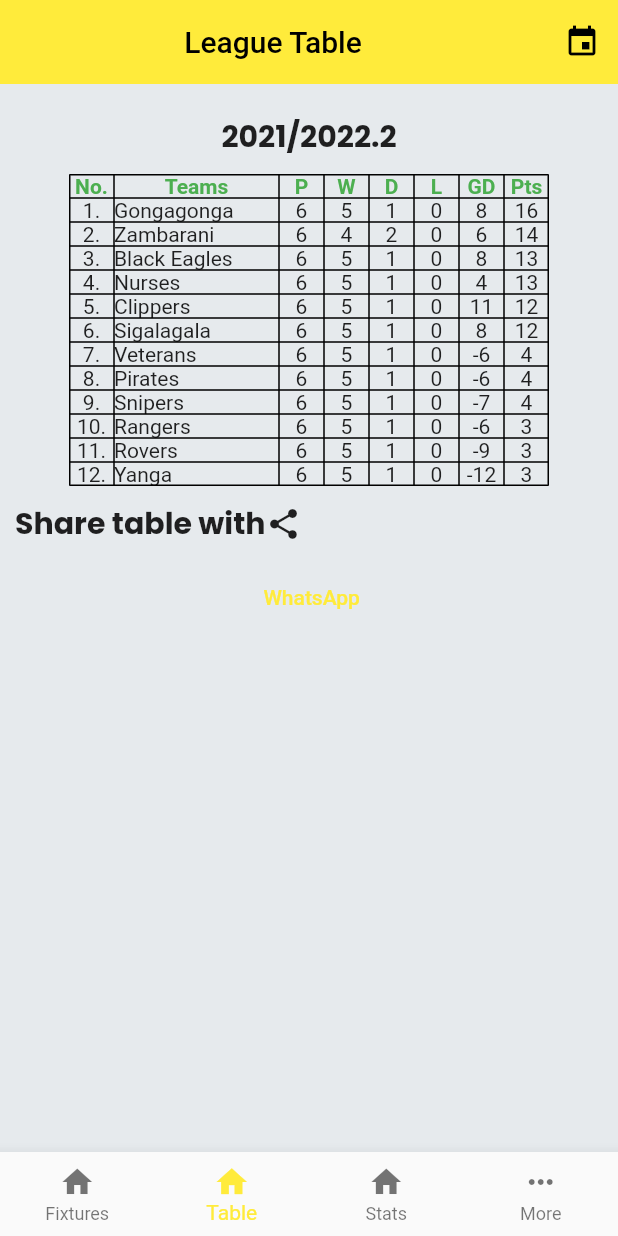
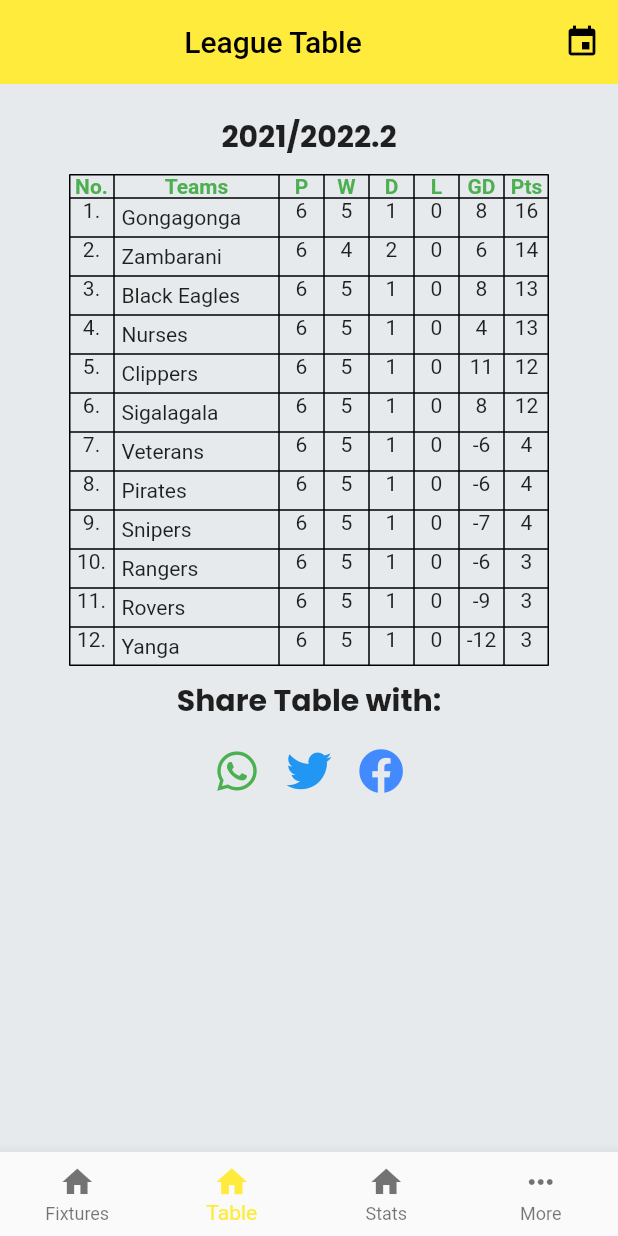
Before and after one commit to JohnM-Kahura/Baraton-Premeir-League, a Flutter app: the screen it shows after launch, item 2 of the bottom bar chosen, on a phone screen of 412 x 824 dp. Run offline on Flutter 3.47's test engine with Material 2 defaults, Android fonts, the phone set to English and light mode, and no system bars; our stand-ins replace font_awesome_flutter, google_fonts.

```diff
--- a/lib/pages/table.dart
+++ b/lib/pages/table.dart
@@ -1,5 +1,6 @@
 import 'package:bpl/config/global_colors.dart';
 import 'package:flutter/material.dart';
+import 'package:font_awesome_flutter/font_awesome_flutter.dart';
 
 class BPLTable extends StatefulWidget {
   const BPLTable({Key? key}) : super(key: key);
@@ -9,16 +10,19 @@ class BPLTable extends StatefulWidget {
 }
 
 class _BPLTableState extends State<BPLTable> {
-  bool showPreviousTables= false;
+  bool showPreviousTables = false;
   @override
   Widget build(BuildContext context) {
     return Scaffold(
       backgroundColor: backgroundColor,
-      appBar: AppBar(title:const Center(child: Text('League Table')), elevation: 0, actions: [
+      appBar: AppBar(
+          title: const Center(child: Text('League Table')),
+          elevation: 0,
+          actions: [
             IconButton(
               onPressed: () {
                 setState(() {
-              showPreviousTables=!showPreviousTables;
+                  showPreviousTables = !showPreviousTables;
                 });
               },
               icon: const Icon(Icons.event),
@@ -62,23 +66,61 @@ class _BPLTableState extends State<BPLTable> {
                   Text('GD', style: rowHeading, textAlign: center),
                   Text('Pts', style: rowHeading, textAlign: center),
                 ]),
-                entry('1.','Gongagonga','6','5', '1','0','8','16'),
-                entry('2.','Zambarani','6','4', '2','0','6','14'),
-                entry('3.','Black Eagles','6','5', '1','0','8','13'),
-                entry('4.','Nurses','6','5', '1','0','4','13'),
-                entry('5.','Clippers','6','5', '1','0','11','12'),
-                entry('6.','Sigalagala','6','5', '1','0','8','12'),
-                entry('7.','Veterans','6','5', '1','0','-6','4'),
-                entry('8.','Pirates','6','5', '1','0','-6','4'),
-                entry('9.','Snipers','6','5', '1','0','-7','4  '),
-                entry('10.','Rangers','6','5', '1','0','-6','3'),
-                entry('11.','Rovers','6','5', '1','0','-9','3'),
-                entry('12.','Yanga','6','5', '1','0','-12','3'),
+                entry('1.', 'Gongagonga', '6', '5', '1', '0', '8', '16'),
+                entry('2.', 'Zambarani', '6', '4', '2', '0', '6', '14'),
+                entry('3.', 'Black Eagles', '6', '5', '1', '0', '8', '13'),
+                entry('4.', 'Nurses', '6', '5', '1', '0', '4', '13'),
+                entry('5.', 'Clippers', '6', '5', '1', '0', '11', '12'),
+                entry('6.', 'Sigalagala', '6', '5', '1', '0', '8', '12'),
+                entry('7.', 'Veterans', '6', '5', '1', '0', '-6', '4'),
+                entry('8.', 'Pirates', '6', '5', '1', '0', '-6', '4'),
+                entry('9.', 'Snipers', '6', '5', '1', '0', '-7', '4  '),
+                entry('10.', 'Rangers', '6', '5', '1', '0', '-6', '3'),
+                entry('11.', 'Rovers', '6', '5', '1', '0', '-9', '3'),
+                entry('12.', 'Yanga', '6', '5', '1', '0', '-12', '3'),
               ],
             ),
           ),
-          Container(margin:const EdgeInsets.all(10),child: Row(children: [Text('Share table with',style: heading,),const Icon(Icons.share)],))
-,        TextButton(onPressed: (){}, child:Text(' WhatsApp'))
+          Padding(
+            padding: const EdgeInsets.all(8.0),
+            child: Center(
+              child: Text(
+                'Share Table with:',
+                style: heading,
+              ),
+            ),
+          ),
+          Row(
+            mainAxisAlignment: MainAxisAlignment.center,
+            children: [
+
+
+              IconButton(
+                onPressed: () {},
+                icon: const FaIcon(
+                  FontAwesomeIcons.whatsapp,
+                  size: 30,
+                  color: Colors.green,
+                ),
+              ),
+              IconButton(
+                onPressed: () {},
+                icon: const FaIcon(
+                  FontAwesomeIcons.twitter,
+                  size: 30,
+                  color: Colors.blue,
+                ),
+              ),
+              IconButton(
+                onPressed: () {},
+                icon: const FaIcon(
+                  FontAwesomeIcons.facebook,
+                  size: 30,
+                  color: Colors.blueAccent,
+                ),
+              ),
+            ],
+          )
         ],
       ),
     );
@@ -88,13 +130,40 @@ class _BPLTableState extends State<BPLTable> {
 TableRow entry(String pos, String team, String gamesPlayed, String wins,
     String draws, String losses, String goalDiff, String points) {
   return TableRow(children: [
-    Text(pos,textAlign: center,),
-    Text(team,textAlign: TextAlign.justify,),
-    Text(gamesPlayed,textAlign: center,),
-    Text(wins,textAlign: center,),
-    Text(draws,textAlign: center,),
-    Text(losses,textAlign: center,),
-    Text(goalDiff,textAlign: center,),
-    Text(points,textAlign: center,),
+    Text(
+      pos,
+      textAlign: center,
+    ),
+    Padding(
+      padding: const EdgeInsets.only(top:5.0,bottom: 5,left: 5),
+      child: Text(
+        team,
+        textAlign: TextAlign.justify,
+      ),
+    ),
+    Text(
+      gamesPlayed,
+      textAlign: center,
+    ),
+    Text(
+      wins,
+      textAlign: center,
+    ),
+    Text(
+      draws,
+      textAlign: center,
+    ),
+    Text(
+      losses,
+      textAlign: center,
+    ),
+    Text(
+      goalDiff,
+      textAlign: center,
+    ),
+    Text(
+      points,
+      textAlign: center,
+    ),
   ]);
 }
```
Lines whose indentation alone changed are shown as unchanged.
